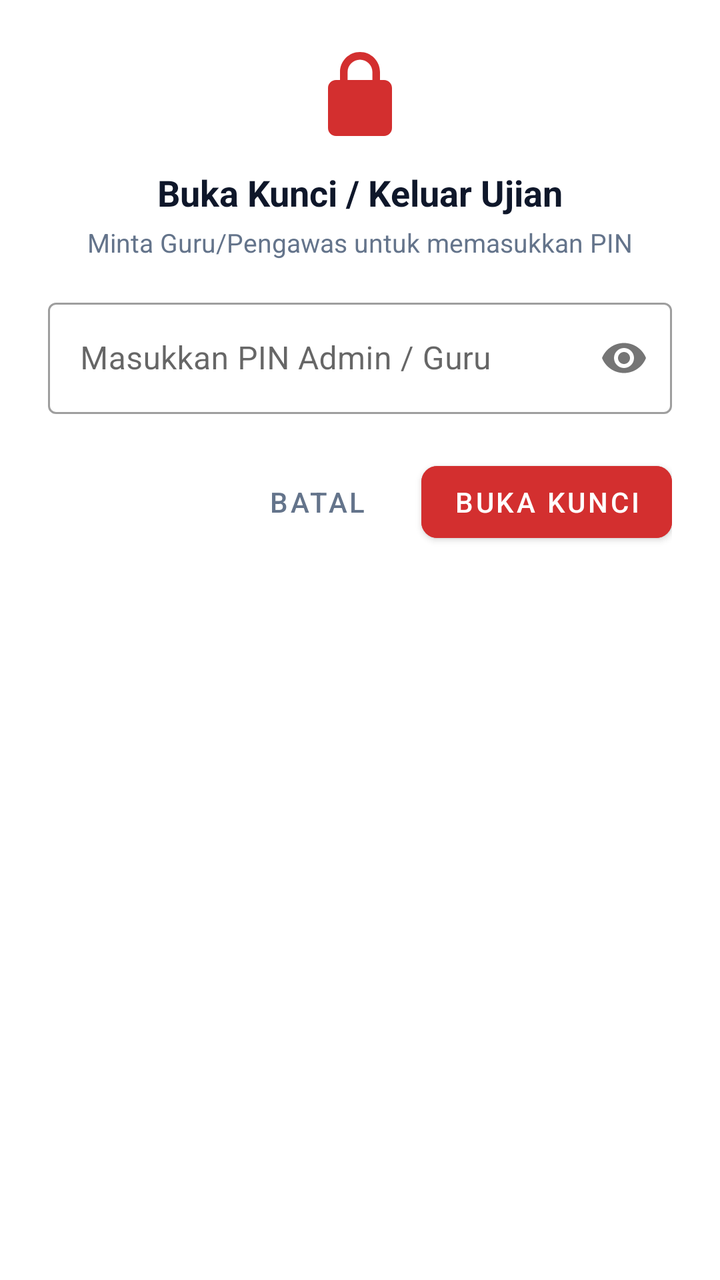
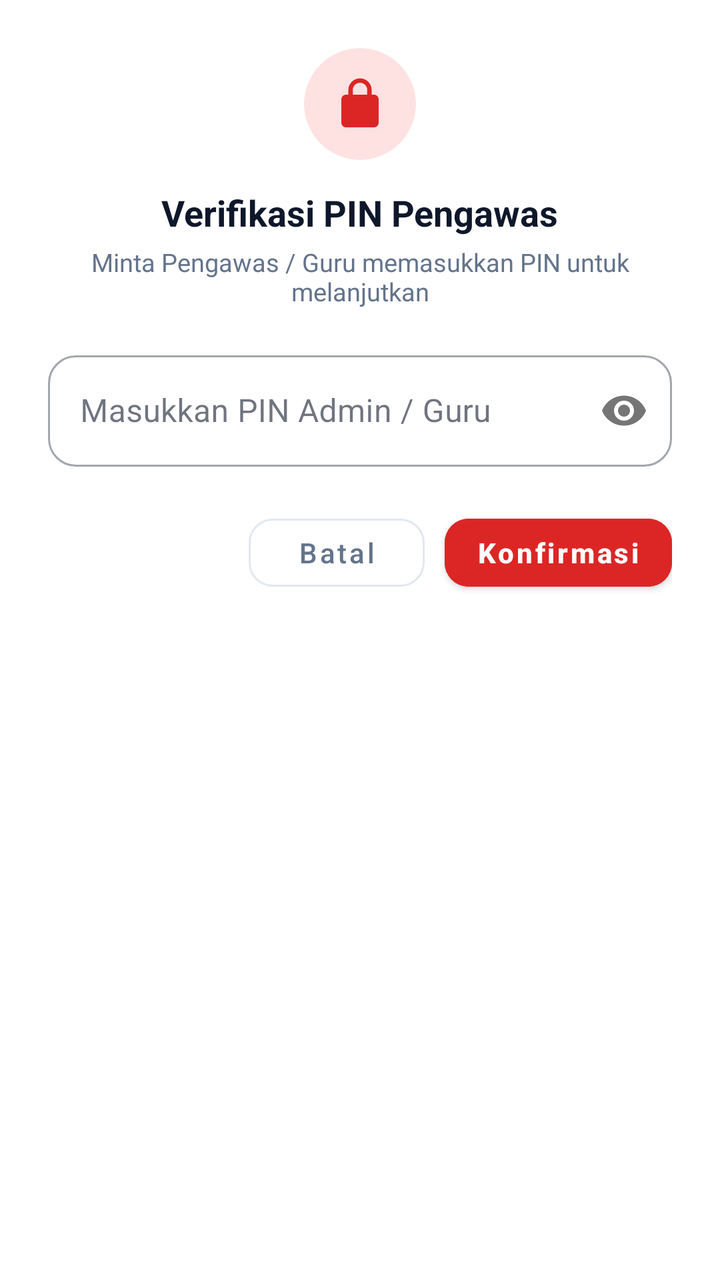

An Android layout rendered at two revisions. The XML below is the earlier revision; the diff shows what the commit changed to produce the second picture.
<!-- AndroidManifest.xml: application theme Theme.RobbaniExam -->
<!-- res/layout/dialog_admin_pin.xml -->
<?xml version="1.0" encoding="utf-8"?>
<LinearLayout xmlns:android="http://schemas.android.com/apk/res/android"
    xmlns:app="http://schemas.android.com/apk/res-auto"
    android:layout_width="match_parent"
    android:layout_height="wrap_content"
    android:orientation="vertical"
    android:padding="24dp">

    <ImageView
        android:layout_width="48dp"
        android:layout_height="48dp"
        android:layout_gravity="center"
        android:contentDescription="Lock Icon"
        android:src="@drawable/ic_lock"
        app:tint="@color/robbani_red" />

    <TextView
        android:layout_width="wrap_content"
        android:layout_height="wrap_content"
        android:layout_gravity="center"
        android:layout_marginTop="12dp"
        android:text="@string/admin_pin_title"
        android:textColor="@color/text_main"
        android:textSize="18sp"
        android:textStyle="bold" />

    <TextView
        android:layout_width="wrap_content"
        android:layout_height="wrap_content"
        android:layout_gravity="center"
        android:layout_marginTop="4dp"
        android:layout_marginBottom="16dp"
        android:text="Minta Guru/Pengawas untuk memasukkan PIN"
        android:textColor="@color/text_sub"
        android:textSize="13sp" />

    <com.google.android.material.textfield.TextInputLayout
        style="@style/Widget.MaterialComponents.TextInputLayout.OutlinedBox"
        android:layout_width="match_parent"
        android:layout_height="wrap_content"
        app:passwordToggleEnabled="true">

        <com.google.android.material.textfield.TextInputEditText
            android:id="@+id/etAdminPin"
            android:layout_width="match_parent"
            android:layout_height="wrap_content"
            android:hint="@string/admin_pin_hint"
            android:inputType="numberPassword"
            android:maxLength="8" />
    </com.google.android.material.textfield.TextInputLayout>

    <LinearLayout
        android:layout_width="match_parent"
        android:layout_height="wrap_content"
        android:layout_marginTop="20dp"
        android:gravity="end"
        android:orientation="horizontal">

        <com.google.android.material.button.MaterialButton
            android:id="@+id/btnCancelPin"
            style="@style/Widget.MaterialComponents.Button.TextButton"
            android:layout_width="wrap_content"
            android:layout_height="wrap_content"
            android:text="@string/btn_cancel"
            android:textColor="@color/text_sub" />

        <com.google.android.material.button.MaterialButton
            android:id="@+id/btnConfirmPin"
            android:layout_width="wrap_content"
            android:layout_height="wrap_content"
            android:layout_marginStart="8dp"
            android:backgroundTint="@color/robbani_red"
            android:text="@string/btn_unlock"
            android:textColor="@color/white"
            app:cornerRadius="8dp" />
    </LinearLayout>
</LinearLayout>
<!-- resources referenced by this layout -->
<resources>
  <color name="robbani_red">#D32F2F</color>
  <color name="text_main">#0F172A</color>
  <color name="text_sub">#64748B</color>
  <color name="white">#FFFFFFFF</color>
  <!-- drawable ic_lock (drawable) -->
  <vector xmlns:android="http://schemas.android.com/apk/res/android"
      android:width="24dp"
      android:height="24dp"
      android:viewportWidth="24"
      android:viewportHeight="24">
      <path
          android:fillColor="#FFFFFF"
          android:pathData="M12,17C13.1,17 14,16.1 14,15C14,13.9 13.1,13 12,13C10.9,13 10,13.9 10,15C10,16.1 10.9,17 12,17M18,8H17V6C17,3.24 14.76,1 12,1C9.24,1 7,3.24 7,6V8H6C4.9,8 4,8.9 4,10V20C4,21.1 4.9,22 6,22H18C19.1,22 20,21.1 20,20V10C20,8.9 19.1,8 18,8M8.9,6C8.9,4.29 10.29,2.9 12,2.9C13.71,2.9 15.1,4.29 15.1,6V8H8.9V6Z" />
  </vector>
  <string name="admin_pin_hint">Masukkan PIN Admin / Guru</string>
  <string name="admin_pin_title">Buka Kunci / Keluar Ujian</string>
  <string name="btn_cancel">Batal</string>
  <string name="btn_unlock">Buka Kunci</string>
  <style name="Theme.RobbaniExam" parent="Theme.MaterialComponents.DayNight.NoActionBar">
          
          <item name="colorPrimary">@color/robbani_accent</item>
          <item name="colorPrimaryVariant">@color/robbani_primary_dark</item>
          <item name="colorOnPrimary">@color/white</item>
          
          <item name="colorSecondary">@color/robbani_teal</item>
          <item name="colorSecondaryVariant">@color/robbani_indigo</item>
          <item name="colorOnSecondary">@color/white</item>
  
          
          <item name="android:statusBarColor">@color/robbani_primary_dark</item>
          <item name="android:windowLightStatusBar">false</item>
      </style>
  <color name="robbani_accent">#2563EB</color>
  <color name="robbani_primary_dark">#0F172A</color>
  <color name="robbani_teal">#0D9488</color>
  <color name="robbani_indigo">#4F46E5</color>
</resources>

<!-- the commit's change to res/layout/dialog_admin_pin.xml (unified diff, before → after) -->
@@ -3,41 +3,58 @@
     xmlns:app="http://schemas.android.com/apk/res-auto"
     android:layout_width="match_parent"
     android:layout_height="wrap_content"
+    android:background="@color/surface_light"
     android:orientation="vertical"
     android:padding="24dp">
 
-    <ImageView
-        android:layout_width="48dp"
-        android:layout_height="48dp"
+    <com.google.android.material.card.MaterialCardView
+        android:layout_width="56dp"
+        android:layout_height="56dp"
         android:layout_gravity="center"
-        android:contentDescription="Lock Icon"
-        android:src="@drawable/ic_lock"
-        app:tint="@color/robbani_red" />
+        app:cardBackgroundColor="@color/robbani_red_soft"
+        app:cardCornerRadius="28dp"
+        app:cardElevation="0dp">
+
+        <ImageView
+            android:layout_width="28dp"
+            android:layout_height="28dp"
+            android:layout_gravity="center"
+            android:contentDescription="Lock Icon"
+            android:src="@drawable/ic_lock"
+            app:tint="@color/robbani_red" />
+    </com.google.android.material.card.MaterialCardView>
 
     <TextView
+        android:id="@+id/tvPinDialogTitle"
         android:layout_width="wrap_content"
         android:layout_height="wrap_content"
         android:layout_gravity="center"
-        android:layout_marginTop="12dp"
+        android:layout_marginTop="14dp"
         android:text="@string/admin_pin_title"
         android:textColor="@color/text_main"
         android:textSize="18sp"
         android:textStyle="bold" />
 
     <TextView
+        android:id="@+id/tvPinDialogSubtitle"
         android:layout_width="wrap_content"
         android:layout_height="wrap_content"
         android:layout_gravity="center"
         android:layout_marginTop="4dp"
-        android:layout_marginBottom="16dp"
-        android:text="Minta Guru/Pengawas untuk memasukkan PIN"
+        android:layout_marginBottom="18dp"
+        android:gravity="center"
+        android:text="Minta Pengawas / Guru memasukkan PIN untuk melanjutkan"
         android:textColor="@color/text_sub"
-        android:textSize="13sp" />
+        android:textSize="12.5sp" />
 
     <com.google.android.material.textfield.TextInputLayout
         style="@style/Widget.MaterialComponents.TextInputLayout.OutlinedBox"
         android:layout_width="match_parent"
         android:layout_height="wrap_content"
+        app:boxCornerRadiusBottomEnd="14dp"
+        app:boxCornerRadiusBottomStart="14dp"
+        app:boxCornerRadiusTopEnd="14dp"
+        app:boxCornerRadiusTopStart="14dp"
         app:passwordToggleEnabled="true">
 
         <com.google.android.material.textfield.TextInputEditText
@@ -46,7 +63,8 @@
             android:layout_height="wrap_content"
             android:hint="@string/admin_pin_hint"
             android:inputType="numberPassword"
-            android:maxLength="8" />
+            android:maxLength="8"
+            android:textColor="@color/text_main" />
     </com.google.android.material.textfield.TextInputLayout>
 
     <LinearLayout
@@ -58,20 +76,25 @@
 
         <com.google.android.material.button.MaterialButton
             android:id="@+id/btnCancelPin"
-            style="@style/Widget.MaterialComponents.Button.TextButton"
+            style="@style/Widget.MaterialComponents.Button.OutlinedButton"
             android:layout_width="wrap_content"
-            android:layout_height="wrap_content"
+            android:layout_height="46dp"
             android:text="@string/btn_cancel"
-            android:textColor="@color/text_sub" />
+            android:textAllCaps="false"
+            android:textColor="@color/text_sub"
+            app:cornerRadius="12dp"
+            app:strokeColor="@color/divider" />
 
         <com.google.android.material.button.MaterialButton
             android:id="@+id/btnConfirmPin"
             android:layout_width="wrap_content"
-            android:layout_height="wrap_content"
-            android:layout_marginStart="8dp"
+            android:layout_height="46dp"
+            android:layout_marginStart="10dp"
             android:backgroundTint="@color/robbani_red"
             android:text="@string/btn_unlock"
+            android:textAllCaps="false"
             android:textColor="@color/white"
-            app:cornerRadius="8dp" />
+            android:textStyle="bold"
+            app:cornerRadius="12dp" />
     </LinearLayout>
 </LinearLayout>
<!-- resource entries referenced after the edit -->
@@ -1,6 +1,9 @@
 <!-- resources referenced by this layout -->
 <resources>
-  <color name="robbani_red">#D32F2F</color>
+  <color name="divider">#E2E8F0</color>
+  <color name="robbani_red">#DC2626</color>
+  <color name="robbani_red_soft">#FEE2E2</color>
+  <color name="surface_light">#FFFFFF</color>
   <color name="text_main">#0F172A</color>
   <color name="text_sub">#64748B</color>
   <color name="white">#FFFFFFFF</color>
@@ -15,26 +18,26 @@
           android:pathData="M12,17C13.1,17 14,16.1 14,15C14,13.9 13.1,13 12,13C10.9,13 10,13.9 10,15C10,16.1 10.9,17 12,17M18,8H17V6C17,3.24 14.76,1 12,1C9.24,1 7,3.24 7,6V8H6C4.9,8 4,8.9 4,10V20C4,21.1 4.9,22 6,22H18C19.1,22 20,21.1 20,20V10C20,8.9 19.1,8 18,8M8.9,6C8.9,4.29 10.29,2.9 12,2.9C13.71,2.9 15.1,4.29 15.1,6V8H8.9V6Z" />
   </vector>
   <string name="admin_pin_hint">Masukkan PIN Admin / Guru</string>
-  <string name="admin_pin_title">Buka Kunci / Keluar Ujian</string>
+  <string name="admin_pin_title">Verifikasi PIN Pengawas</string>
   <string name="btn_cancel">Batal</string>
-  <string name="btn_unlock">Buka Kunci</string>
-  <style name="Theme.RobbaniExam" parent="Theme.MaterialComponents.DayNight.NoActionBar">
-          
+  <string name="btn_unlock">Konfirmasi</string>
+  <style name="Theme.RobbaniExam" parent="Theme.MaterialComponents.Light.NoActionBar">
           <item name="colorPrimary">@color/robbani_accent</item>
           <item name="colorPrimaryVariant">@color/robbani_primary_dark</item>
           <item name="colorOnPrimary">@color/white</item>
-          
           <item name="colorSecondary">@color/robbani_teal</item>
           <item name="colorSecondaryVariant">@color/robbani_indigo</item>
           <item name="colorOnSecondary">@color/white</item>
-  
-          
+          <item name="colorSurface">@color/surface_light</item>
+          <item name="colorOnSurface">@color/text_main</item>
+          <item name="android:windowBackground">@color/bg_light</item>
           <item name="android:statusBarColor">@color/robbani_primary_dark</item>
           <item name="android:windowLightStatusBar">false</item>
       </style>
   <color name="robbani_accent">#2563EB</color>
-  <color name="robbani_primary_dark">#0F172A</color>
+  <color name="robbani_primary_dark">#0A1628</color>
   <color name="robbani_teal">#0D9488</color>
   <color name="robbani_indigo">#4F46E5</color>
+  <color name="bg_light">#F1F5F9</color>
 </resources>
 
